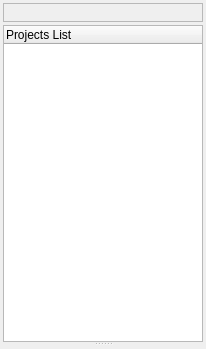
Qt form v2/trunk/2006.2.0.0/monkey/src/projectsmanager/ui/ProjectsManager.ui (testmana2/mks) before a commit.
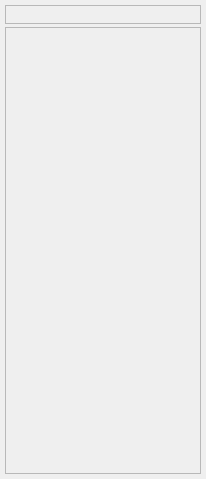
The same form after that commit. Icons and pictures are not drawn.

The edit to the form file:
```diff
--- a/v2/trunk/2006.2.0.0/monkey/src/projectsmanager/ui/ProjectsManager.ui
+++ b/v2/trunk/2006.2.0.0/monkey/src/projectsmanager/ui/ProjectsManager.ui
@@ -6,29 +6,13 @@
     <x>0</x>
     <y>0</y>
     <width>206</width>
-    <height>349</height>
+    <height>479</height>
    </rect>
   </property>
-  <property name="sizePolicy" >
-   <sizepolicy>
-    <hsizetype>5</hsizetype>
-    <vsizetype>7</vsizetype>
-    <horstretch>0</horstretch>
-    <verstretch>0</verstretch>
-   </sizepolicy>
-  </property>
   <property name="allowedAreas" >
    <set>Qt::LeftDockWidgetArea|Qt::NoDockWidgetArea|Qt::RightDockWidgetArea</set>
   </property>
   <widget class="QWidget" name="backWidget" >
-   <property name="sizePolicy" >
-    <sizepolicy>
-     <hsizetype>5</hsizetype>
-     <vsizetype>7</vsizetype>
-     <horstretch>0</horstretch>
-     <verstretch>0</verstretch>
-    </sizepolicy>
-   </property>
    <property name="windowTitle" >
     <string>Projects Manager</string>
    </property>
@@ -37,7 +21,7 @@
    </property>
    <layout class="QVBoxLayout" >
     <property name="margin" >
-     <number>3</number>
+     <number>5</number>
     </property>
     <property name="spacing" >
      <number>3</number>
@@ -61,7 +45,7 @@
         <widget class="QToolBar" name="tbActions" >
          <property name="sizePolicy" >
           <sizepolicy>
-           <hsizetype>1</hsizetype>
+           <hsizetype>7</hsizetype>
            <vsizetype>0</vsizetype>
            <horstretch>0</horstretch>
            <verstretch>0</verstretch>
@@ -82,46 +66,18 @@
      </widget>
     </item>
     <item>
-     <widget class="QSplitter" name="sProjects" >
+     <widget class="QToolBox" name="tbProjects" >
       <property name="sizePolicy" >
        <sizepolicy>
-        <hsizetype>7</hsizetype>
+        <hsizetype>5</hsizetype>
         <vsizetype>7</vsizetype>
         <horstretch>0</horstretch>
         <verstretch>0</verstretch>
        </sizepolicy>
       </property>
-      <property name="orientation" >
-       <enum>Qt::Vertical</enum>
+      <property name="frameShape" >
+       <enum>QFrame::StyledPanel</enum>
       </property>
-      <widget class="QTreeWidget" name="twProjects" >
-       <property name="sizePolicy" >
-        <sizepolicy>
-         <hsizetype>7</hsizetype>
-         <vsizetype>5</vsizetype>
-         <horstretch>0</horstretch>
-         <verstretch>0</verstretch>
-        </sizepolicy>
-       </property>
-       <property name="columnCount" >
-        <number>1</number>
-       </property>
-       <column>
-        <property name="text" >
-         <string>Projects List</string>
-        </property>
-       </column>
-      </widget>
-      <widget class="QStackedWidget" name="swProjects" >
-       <property name="sizePolicy" >
-        <sizepolicy>
-         <hsizetype>7</hsizetype>
-         <vsizetype>7</vsizetype>
-         <horstretch>0</horstretch>
-         <verstretch>0</verstretch>
-        </sizepolicy>
-       </property>
-      </widget>
      </widget>
     </item>
    </layout>
```
